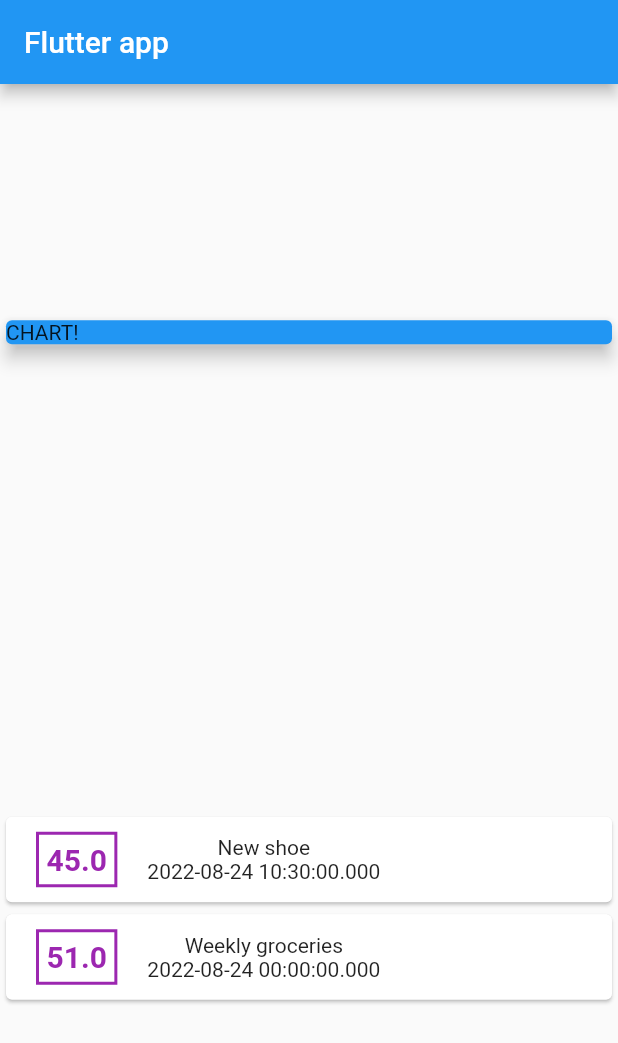
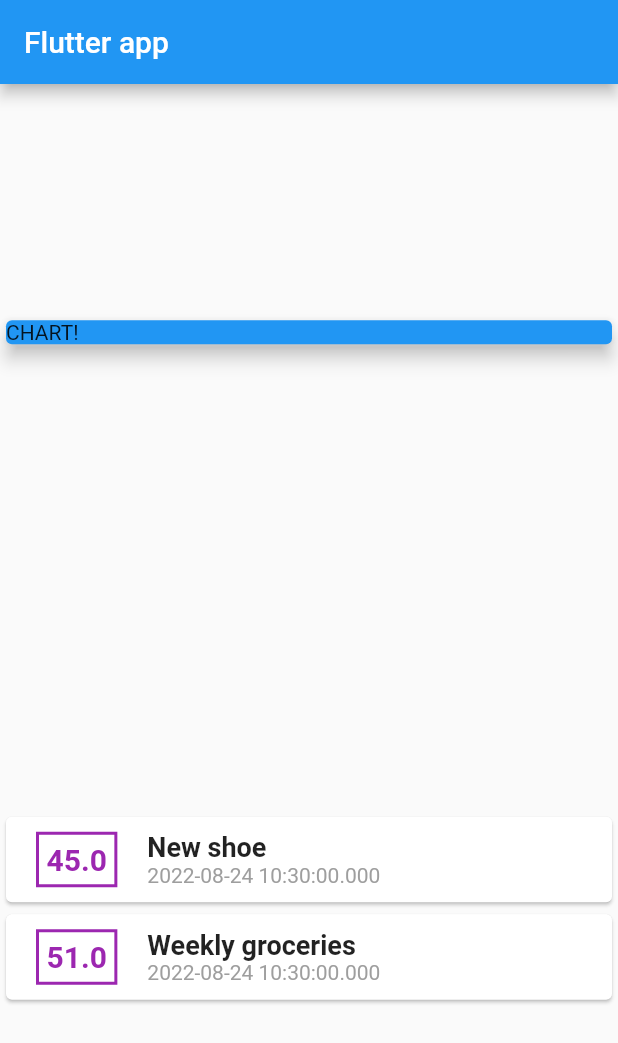
Before and after one commit to MohamedFaalil/flutter_personal_expense_tracker, a Flutter app: the screen it shows after launch, on a phone screen of 412 x 824 dp. Shown: the top 1043 px of the screen. Run offline on Flutter 3.47's test engine with Material 2 defaults, Android fonts, the phone set to English and light mode, and no system bars.

Commit message:
Transaction title and date styles are added

```diff
--- a/lib/main.dart
+++ b/lib/main.dart
@@ -32,7 +32,7 @@ class MyHomePage extends StatelessWidget {
       id: 't2',
       title: 'Weekly groceries',
       amount: 51.0,
-      date: DateTime.parse("2022-08-24"),
+      date: DateTime.now(),
     ),
   ];
   MyHomePage({Key? key}) : super(key: key);
@@ -84,12 +84,22 @@ class MyHomePage extends StatelessWidget {
                       ),
                     ),
                     Column(
+                      mainAxisAlignment: MainAxisAlignment.spaceAround,
+                      crossAxisAlignment: CrossAxisAlignment.start,
                       children: [
                         Text(
                           tx.title,
+                          style: const TextStyle(
+                            fontSize: 18,
+                            fontWeight: FontWeight.bold,
+                          ),
                         ),
                         Text(
                           tx.date.toString(),
+                          style: const TextStyle(
+                            fontSize: 14,
+                            color: Colors.grey,
+                          ),
                         ),
                       ],
                     ),
```
